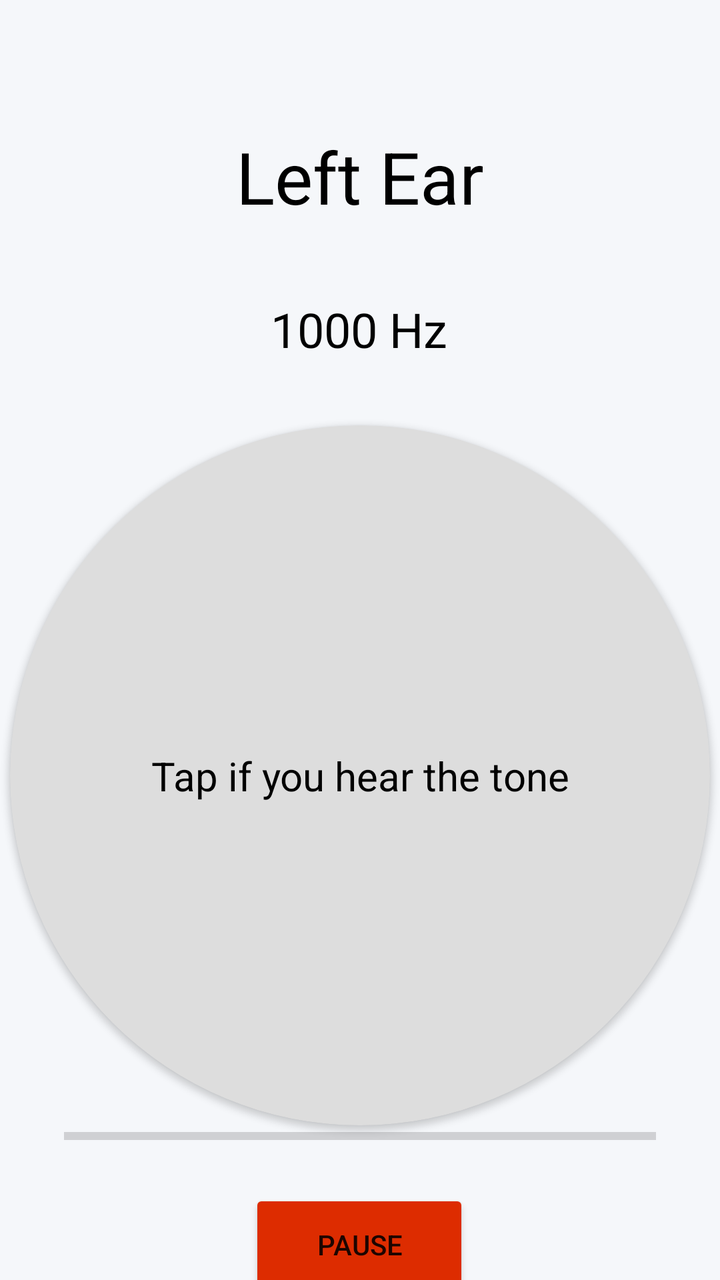
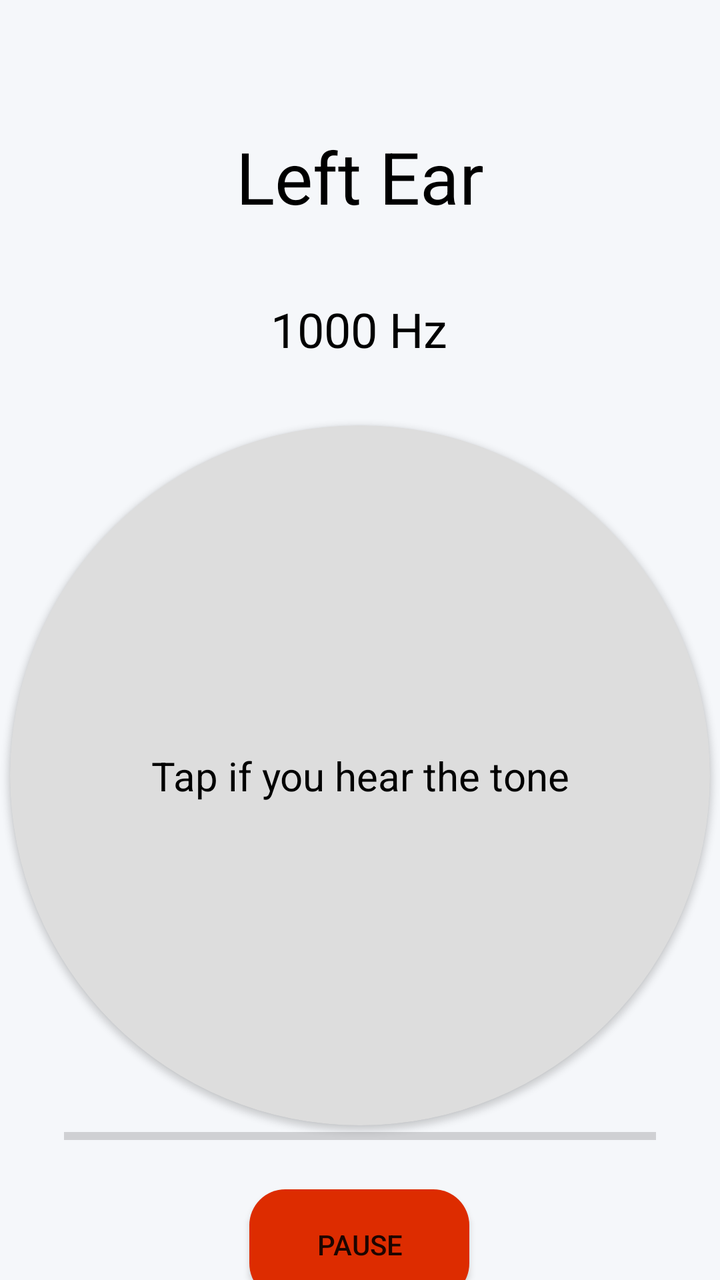

An Android layout rendered at two revisions. The XML below is the earlier revision; the diff shows what the commit changed to produce the second picture.
<!-- AndroidManifest.xml: activity theme Theme.AppCompat.Light.NoActionBar -->
<!-- res/layout/activity_pure_tone_test.xml -->
<?xml version="1.0" encoding="utf-8"?>
<androidx.constraintlayout.widget.ConstraintLayout xmlns:android="http://schemas.android.com/apk/res/android"
    xmlns:app="http://schemas.android.com/apk/res-auto"
    xmlns:tools="http://schemas.android.com/tools"
    android:id="@+id/main_constraint_layout"
    android:layout_width="match_parent"
    android:layout_height="match_parent"
    android:fitsSystemWindows="true"
    android:background="#F5F7FA"
    tools:context=".PureToneTestActivity">

    <TextView
        android:id="@+id/textView_test_ear"
        android:layout_width="wrap_content"
        android:layout_height="wrap_content"
        android:layout_marginTop="64dp"
        android:text="Left Ear"
        android:textSize="36sp"
        android:textColor="@android:color/black"
        app:layout_constraintTop_toTopOf="parent"
        app:layout_constraintStart_toStartOf="parent"
        app:layout_constraintEnd_toEndOf="parent" />

    <TextView
        android:id="@+id/textView_frequency"
        android:layout_width="wrap_content"
        android:layout_height="wrap_content"
        android:layout_marginTop="36dp"
        android:text="1000 Hz"
        android:textColor="@android:color/black"
        android:textSize="24sp"
        app:layout_constraintEnd_toEndOf="parent"
        app:layout_constraintHorizontal_bias="0.498"
        app:layout_constraintStart_toStartOf="parent"
        app:layout_constraintTop_toBottomOf="@+id/textView_test_ear" />


    <androidx.cardview.widget.CardView
        android:id="@+id/cardView_response_area"
        android:layout_width="350dp"
        android:layout_height="350dp"
        app:cardBackgroundColor="#DDDDDD"
        app:cardCornerRadius="175dp"
        app:layout_constraintTop_toBottomOf="@+id/textView_frequency"
        app:layout_constraintStart_toStartOf="parent"
        app:layout_constraintEnd_toEndOf="parent"
        android:layout_marginTop="32dp">

        <androidx.constraintlayout.widget.ConstraintLayout
            android:layout_width="match_parent"
            android:layout_height="match_parent">

            <View
                android:id="@+id/view_response_area"
                android:layout_width="match_parent"
                android:layout_height="match_parent"
                android:background="?android:attr/selectableItemBackgroundBorderless"
                app:layout_constraintBottom_toBottomOf="parent"
                app:layout_constraintEnd_toEndOf="parent"
                app:layout_constraintHorizontal_bias="1.0"
                app:layout_constraintStart_toStartOf="parent"
                app:layout_constraintTop_toTopOf="parent"
                app:layout_constraintVertical_bias="0.0" />

            <TextView
                android:layout_width="wrap_content"
                android:layout_height="wrap_content"
                android:text="Tap if you hear the tone"
                android:textSize="20sp"
                android:textColor="@android:color/black"
                app:layout_constraintTop_toTopOf="parent"
                app:layout_constraintStart_toStartOf="parent"
                app:layout_constraintEnd_toEndOf="parent"
                app:layout_constraintBottom_toBottomOf="parent" />

        </androidx.constraintlayout.widget.ConstraintLayout>

    </androidx.cardview.widget.CardView>

    <Button
        android:id="@+id/button_pause"
        android:layout_width="110dp"
        android:layout_height="55dp"
        android:layout_marginTop="32dp"
        android:backgroundTint="#DD2C00"
        android:text="Pause"
        app:layout_constraintEnd_toEndOf="parent"
        app:layout_constraintHorizontal_bias="0.498"
        app:layout_constraintStart_toStartOf="parent"
        app:layout_constraintTop_toBottomOf="@+id/cardView_response_area" />

    <ProgressBar
        android:id="@+id/progressBar_test_progress"
        style="?android:attr/progressBarStyleHorizontal"
        android:layout_width="0dp"
        android:layout_height="wrap_content"
        android:layout_marginStart="32dp"
        android:layout_marginEnd="32dp"
        android:layout_marginBottom="64dp"
        app:layout_constraintBottom_toBottomOf="parent"
        app:layout_constraintStart_toStartOf="parent"
        app:layout_constraintEnd_toEndOf="parent" />

</androidx.constraintlayout.widget.ConstraintLayout>
<!-- resources referenced by this layout -->
<resources>

</resources>

<!-- the commit's change to res/layout/activity_pure_tone_test.xml (unified diff, before → after) -->
@@ -87,7 +87,8 @@
         app:layout_constraintEnd_toEndOf="parent"
         app:layout_constraintHorizontal_bias="0.498"
         app:layout_constraintStart_toStartOf="parent"
-        app:layout_constraintTop_toBottomOf="@+id/cardView_response_area" />
+        app:layout_constraintTop_toBottomOf="@+id/cardView_response_area"
+        android:background="@drawable/rounded_button" />
 
     <ProgressBar
         android:id="@+id/progressBar_test_progress"
<!-- resource entries referenced after the edit -->
@@ -1,5 +1,11 @@
 <!-- resources referenced by this layout -->
 <resources>
-
+  <!-- drawable rounded_button (drawable) -->
+  <?xml version="1.0" encoding="utf-8"?>
+  <shape xmlns:android="http://schemas.android.com/apk/res/android"
+      android:shape="rectangle">
+      <solid android:color="#FFFFFF" />
+      <corners android:radius="18dp" />
+  </shape>
 </resources>
 
